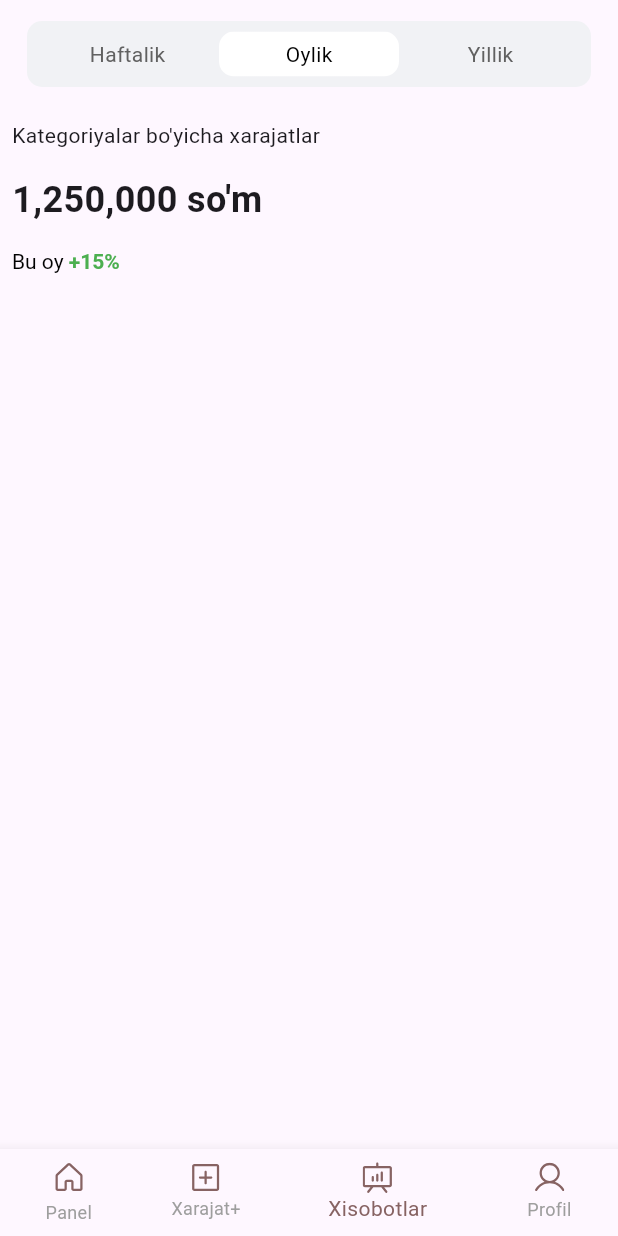
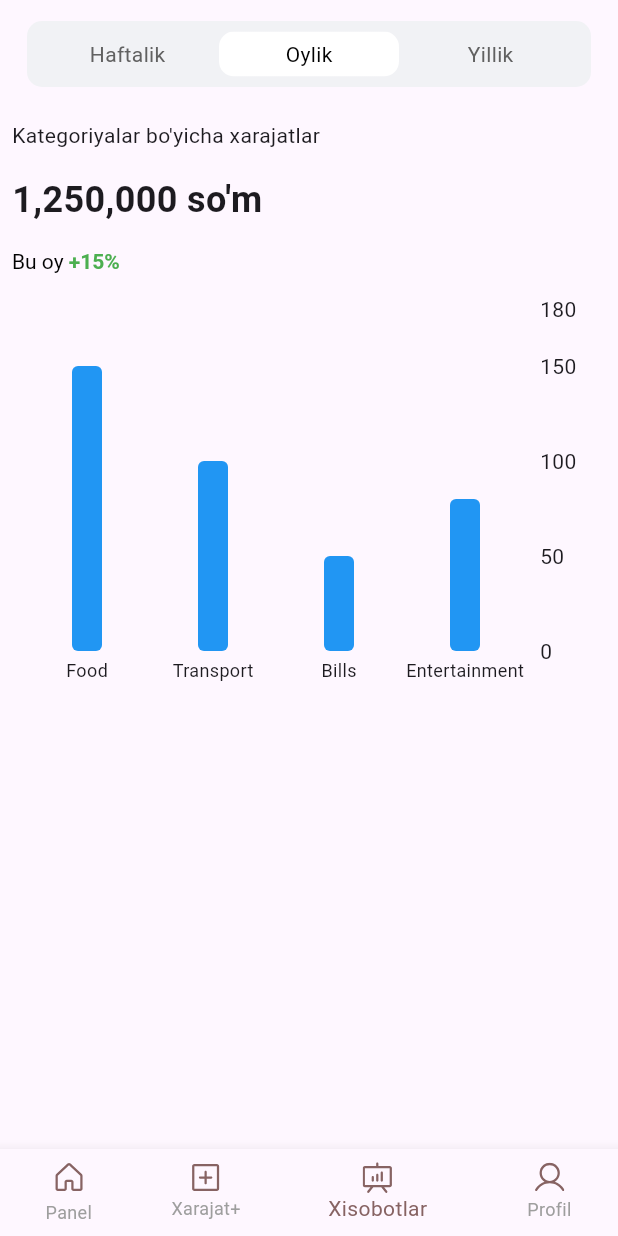
Before and after one commit to Qobil7337/expelliarmus, a Flutter app: the Dashboard screen opened by its route, item 3 of the bottom bar chosen, on a phone screen of 412 x 824 dp. Run offline on Flutter 3.47's test engine with Material 3 defaults, Android fonts, the phone set to English and light mode, and no system bars; drawn by our look-alikes of fl_chart, toggle_switch; our stand-ins replace flutter_svg.

Commit message:
add bar chart

```diff
--- /dev/null
+++ b/lib/src/components/bar chart/bar-chart.dart
@@ -0,0 +1,63 @@
+import 'package:flutter/material.dart';
+import 'package:fl_chart/fl_chart.dart';
+
+class ExpenseBarChart extends StatelessWidget {
+  final Map<String, double> expenses; // category -> amount
+
+  const ExpenseBarChart({super.key, required this.expenses});
+
+  @override
+  Widget build(BuildContext context) {
+    // Find max expense to scale bars
+    double maxExpense = expenses.values.isNotEmpty
+        ? expenses.values.reduce((a, b) => a > b ? a : b)
+        : 0;
+    return Container(
+      height: 300,
+      padding: EdgeInsets.all(16),
+      child: BarChart(
+        BarChartData(
+          alignment: BarChartAlignment.spaceAround,
+          maxY: maxExpense * 1.2,
+          // add some top margin
+          barTouchData: BarTouchData(enabled: true),
+          gridData: FlGridData(show: false),
+          titlesData: FlTitlesData(
+            topTitles: AxisTitles(sideTitles: SideTitles(showTitles: false)),
+            leftTitles: AxisTitles(sideTitles: SideTitles(showTitles: false)),
+            bottomTitles: AxisTitles(
+              sideTitles: SideTitles(
+                showTitles: true,
+                getTitlesWidget: (value, meta) {
+                  int index = value.toInt();
+                  if (index < 0 || index >= expenses.length) return Container();
+                  String category = expenses.keys.elementAt(index);
+                  return Padding(
+                    padding: const EdgeInsets.only(top: 4.0),
+                    child: Text(category, style: TextStyle(fontSize: 12)),
+                  );
+                },
+                reservedSize: 40,
+              ),
+            ),
+          ),
+          borderData: FlBorderData(show: false),
+          barGroups: expenses.entries.map((entry) {
+            int index = expenses.keys.toList().indexOf(entry.key);
+            return BarChartGroupData(
+              x: index,
+              barRods: [
+                BarChartRodData(
+                  toY: entry.value,
+                  color: Colors.blue,
+                  width: 20,
+                  borderRadius: BorderRadius.circular(4),
+                ),
+              ],
+            );
+          }).toList(),
+        ),
+      ),
+    );
+  }
+}
--- a/lib/src/modules/reports/pages/report.dart
+++ b/lib/src/modules/reports/pages/report.dart
@@ -1,5 +1,7 @@
 import 'package:flutter/material.dart';
 import 'package:toggle_switch/toggle_switch.dart';
+
+import '../../../components/bar chart/bar-chart.dart';
 
 class Report extends StatefulWidget {
   const Report({super.key});
@@ -54,18 +56,18 @@ class _ReportState extends State<Report> {
         Padding(
           padding: const EdgeInsets.all(8.0),
           child: Container(
+            alignment: Alignment.centerLeft,
             child: Text("Kategoriyalar bo'yicha xarajatlar"),
-            alignment: Alignment.centerLeft,
           ),
         ),
         Padding(
           padding: const EdgeInsets.all(8.0),
           child: Container(
+            alignment: Alignment.centerLeft,
             child: Text(
               "1,250,000 so'm",
               style: TextStyle(fontSize: 24, fontWeight: FontWeight.bold),
             ),
-            alignment: Alignment.centerLeft,
           ),
         ),
         Padding(
@@ -92,6 +94,12 @@ class _ReportState extends State<Report> {
             ),
           ),
         ),
+        ExpenseBarChart(expenses: {
+          'Food': 150,
+          'Transport': 100,
+          'Bills': 50,
+          'Entertainment': 80,
+        }),
       ],
     );
   }
```
